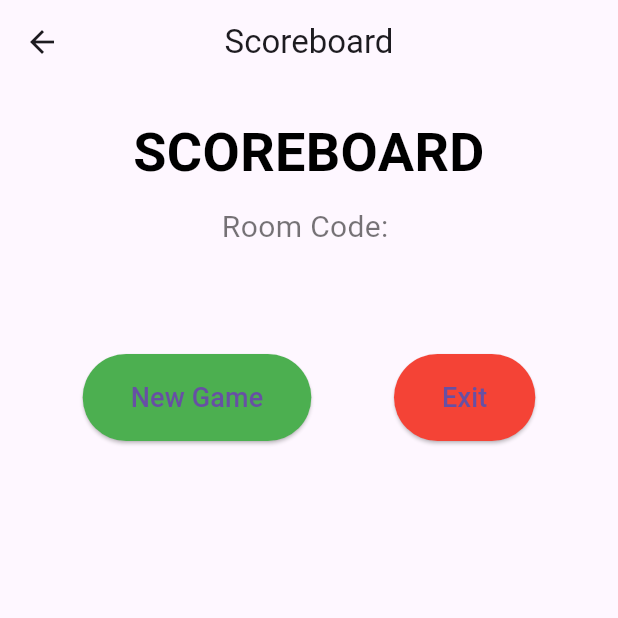
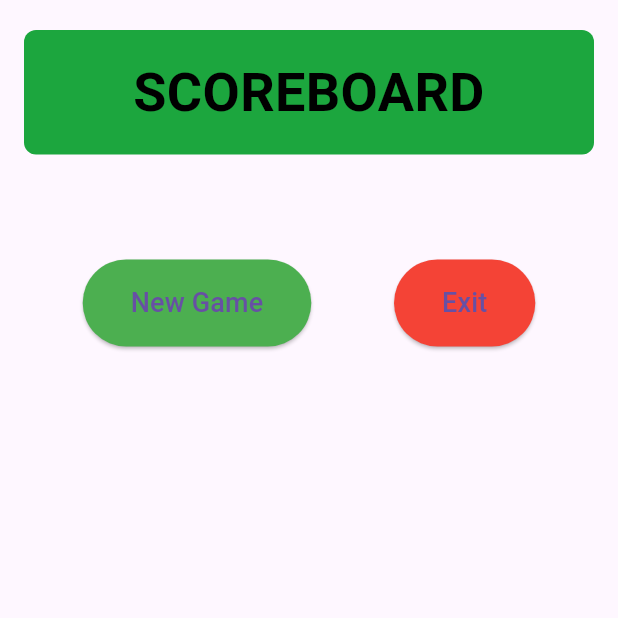
Before and after one commit to Stavriana/3phased, a Flutter app: the ScoreboardScreen screen opened directly with empty values, on a phone screen of 412 x 824 dp, the top half of it. Run offline on Flutter 3.47's test engine with Material 3 defaults, Android fonts, the phone set to English and light mode, and no system bars; our stand-ins replace cloud_firestore, firebase_auth, firebase_core, get, google_sign_in; accounts and stored records are empty.

Commit message:
SCOREBOAR

```diff
--- a/lib/views/final.dart
+++ b/lib/views/final.dart
@@ -21,16 +21,21 @@ class ScoreboardScreen extends StatelessWidget {
       ..sort((a, b) => b.points.compareTo(a.points));
 
     return Scaffold(
-      appBar: AppBar(
-        title: const Text('Scoreboard'),
-        centerTitle: true,
-      ),
+
       body: SingleChildScrollView(
         child: Column(
           children: [
             const SizedBox(height: 20),
             // Title and Room Code
-            const Text(
+            Container(
+            width: double.infinity,
+            padding: const EdgeInsets.symmetric(vertical: 16.0),
+            margin: const EdgeInsets.symmetric(horizontal: 16.0), // Optional margin
+            decoration: BoxDecoration(
+            color: const Color(0xFF1CA63E), // Green color (#1CA63E)
+            borderRadius: BorderRadius.circular(8.0), // Optional rounded corners
+            ),
+            child: const Text(
              'SCOREBOARD',
              style: TextStyle(
               fontSize: 36,
@@ -39,14 +44,8 @@ class ScoreboardScreen extends StatelessWidget {
               ),
              textAlign: TextAlign.center,
             ),
-            const SizedBox(height: 10),
-            Text(
-              'Room Code: $roomCode',
-              style: const TextStyle(
-                fontSize: 20,
-                color: Colors.black54,
             ),
-            ),
+
             const SizedBox(height: 30),
             // Use TeamCard for 1st, 2nd, and 3rd places
             if (sortedTeams.isNotEmpty)
@@ -66,7 +65,7 @@ class ScoreboardScreen extends StatelessWidget {
             if (sortedTeams.length > 2)
               TeamCard(
                 team: sortedTeams[2],
-                trophyImage: 'assets/images/thirdplace.png',
+                trophyImage: 'assets/images/thridplace.png',
                 height: 100,
                 backgroundColor: Colors.orange,
               ),
```
Also changed, not shown: lib/widgets/first_place.dart (+11 -4 lines), lib/widgets/last_places.dart (+74 -0 lines). Lines whose indentation alone changed are shown as unchanged.
